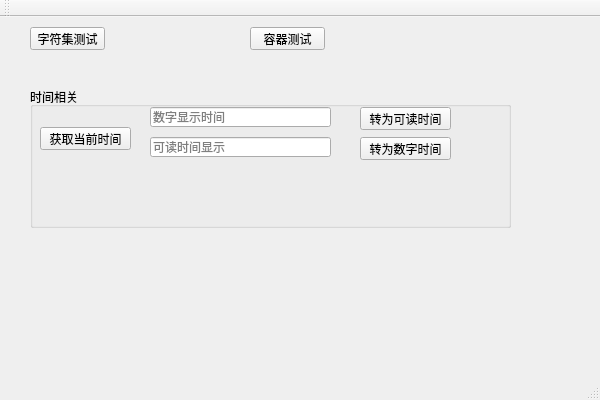
First picture: the form in QtBase/qtbase.ui, repository hechengjin/cpp, before the edit.
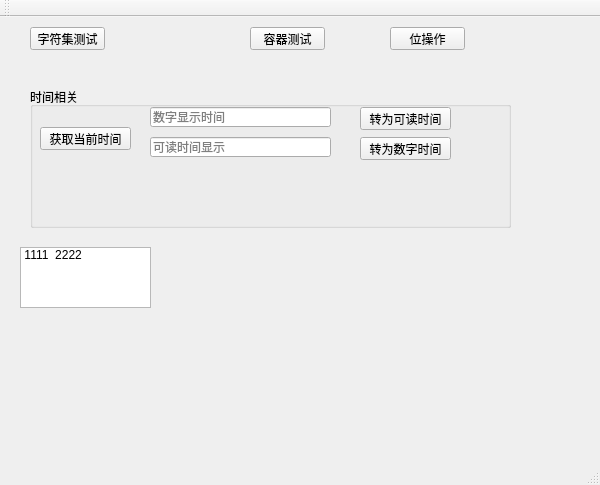
Second picture: the form after the edit.

Commit message: 增加位设置二进制 十六进制查看方法

Patch:
```diff
--- a/QtBase/qtbase.ui
+++ b/QtBase/qtbase.ui
@@ -7,7 +7,7 @@
     <x>0</x>
     <y>0</y>
     <width>600</width>
-    <height>400</height>
+    <height>485</height>
    </rect>
   </property>
   <property name="windowTitle">
@@ -118,6 +118,42 @@
      <string>时间相关</string>
     </property>
    </widget>
+   <widget class="QListWidget" name="listWidget">
+    <property name="geometry">
+     <rect>
+      <x>20</x>
+      <y>230</y>
+      <width>131</width>
+      <height>61</height>
+     </rect>
+    </property>
+    <property name="viewMode">
+     <enum>QListView::IconMode</enum>
+    </property>
+    <item>
+     <property name="text">
+      <string>1111</string>
+     </property>
+    </item>
+    <item>
+     <property name="text">
+      <string>2222</string>
+     </property>
+    </item>
+   </widget>
+   <widget class="QPushButton" name="bitPushButton">
+    <property name="geometry">
+     <rect>
+      <x>390</x>
+      <y>10</y>
+      <width>75</width>
+      <height>23</height>
+     </rect>
+    </property>
+    <property name="text">
+     <string>位操作</string>
+    </property>
+   </widget>
    <zorder>groupBox</zorder>
    <zorder>charSetTestPushButton</zorder>
    <zorder>containerPushButton</zorder>
```
Left out of the diff: 2 changed lines with no effect on the pictures. The commit also changes 2 other files.
